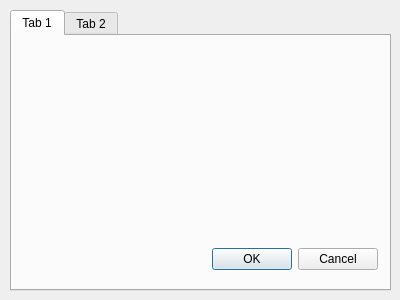
This is register.ui in yutian-9264/Chat_with_AI_locally as Qt 5 draws it before an edit. The edited form follows.
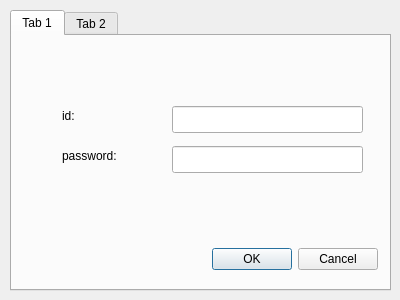
This is the edited form.

Commit message: add lineedit on register form

```diff
--- a/register.ui
+++ b/register.ui
@@ -39,6 +39,52 @@
       <set>QDialogButtonBox::Cancel|QDialogButtonBox::Ok</set>
      </property>
     </widget>
+    <widget class="QLabel" name="label">
+     <property name="geometry">
+      <rect>
+       <x>50</x>
+       <y>70</y>
+       <width>66</width>
+       <height>19</height>
+      </rect>
+     </property>
+     <property name="text">
+      <string>id:</string>
+     </property>
+    </widget>
+    <widget class="QLabel" name="label_2">
+     <property name="geometry">
+      <rect>
+       <x>50</x>
+       <y>110</y>
+       <width>81</width>
+       <height>19</height>
+      </rect>
+     </property>
+     <property name="text">
+      <string>password:</string>
+     </property>
+    </widget>
+    <widget class="QLineEdit" name="lineEdit">
+     <property name="geometry">
+      <rect>
+       <x>160</x>
+       <y>70</y>
+       <width>191</width>
+       <height>27</height>
+      </rect>
+     </property>
+    </widget>
+    <widget class="QLineEdit" name="lineEdit_2">
+     <property name="geometry">
+      <rect>
+       <x>160</x>
+       <y>110</y>
+       <width>191</width>
+       <height>27</height>
+      </rect>
+     </property>
+    </widget>
    </widget>
    <widget class="QWidget" name="tab_2">
     <attribute name="title">
```
The commit also changes 1 other file.
